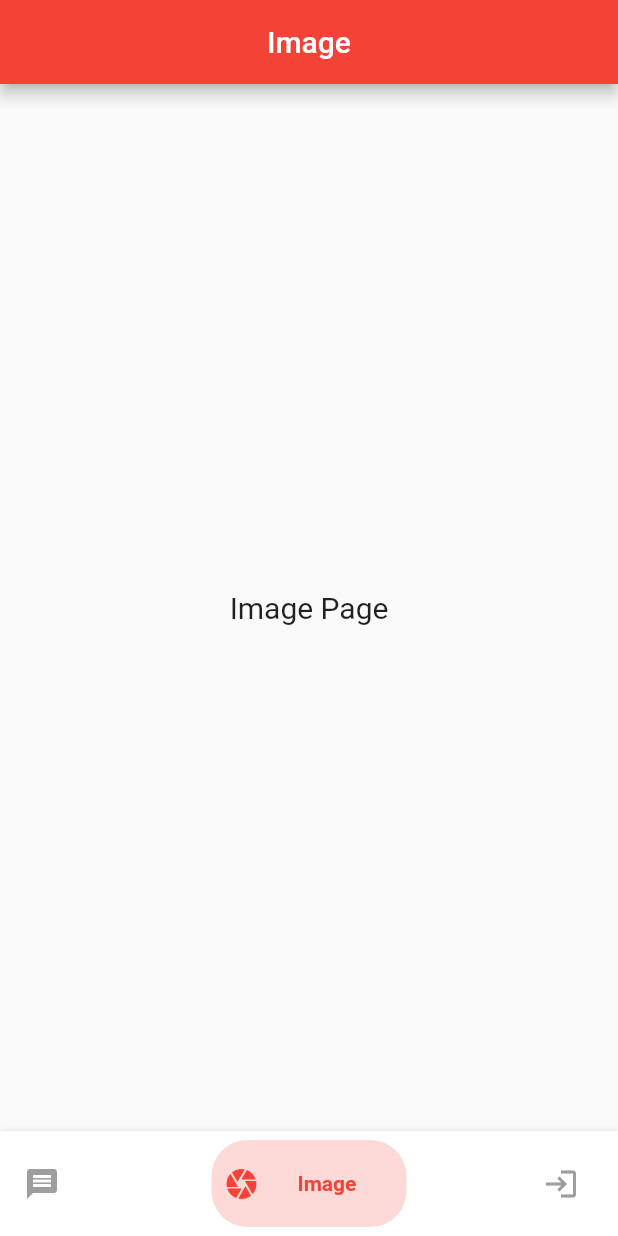
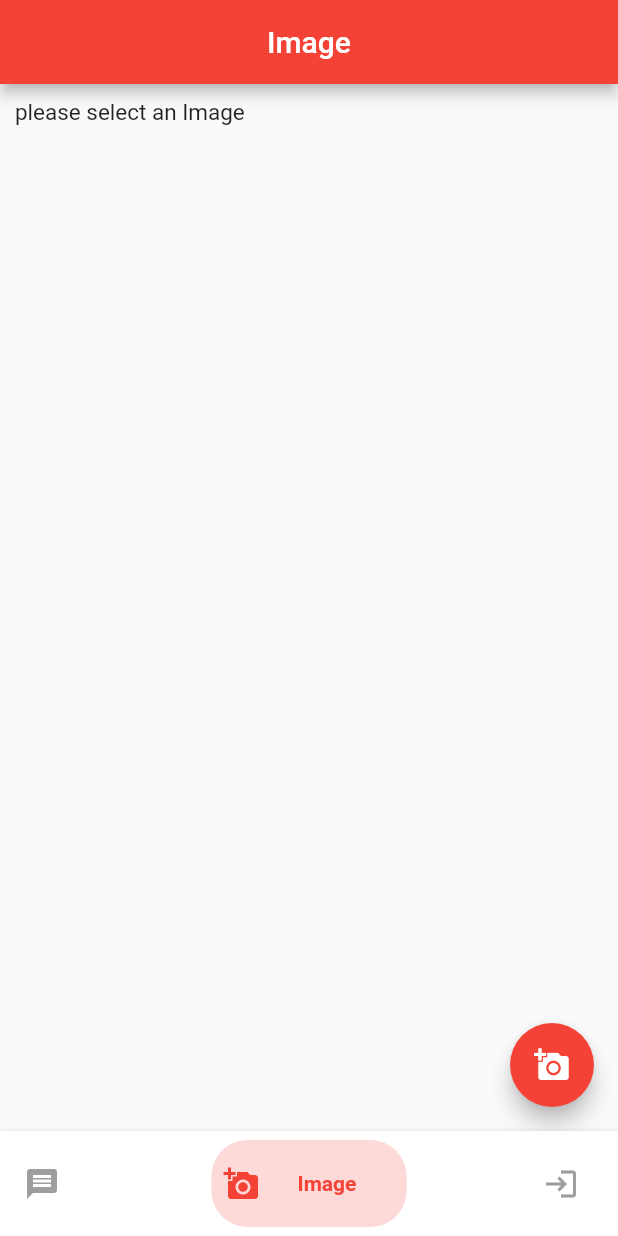
Before and after one commit to Mostafa-Pirhayati/mostafa_test, a Flutter app: the screen it shows after launch, item 2 of the bottom bar chosen, on a phone screen of 412 x 824 dp. Run offline on Flutter 3.47's test engine with Material 2 defaults, Android fonts, the phone set to English and light mode, and no system bars; our stand-ins replace get, image_picker.

Commit message:
4th commit image page is finished

```diff
--- a/lib/pages/dashboard_page.dart
+++ b/lib/pages/dashboard_page.dart
@@ -49,7 +49,7 @@ class _MyDashBoardState extends State<MyDashBoard> {
                 textAlign: TextAlign.center,
               ),
               BottomNavyBarItem(
-                icon: const Icon(Icons.camera),
+                icon: const Icon(Icons.add_a_photo),
                 title: const Text('Image'),
                 activeColor: Colors.red,
                 inactiveColor: _inactiveColor,
--- a/lib/pages/image_page.dart
+++ b/lib/pages/image_page.dart
@@ -1,5 +1,9 @@
+import 'dart:io';
+
 import 'package:flutter/material.dart';
+import 'package:flutter/rendering.dart';
 import 'package:get/get.dart';
+import 'package:image_picker/image_picker.dart';
 import 'package:mostafa_test/pages_controllers/image_controller.dart';
 
 class ImagePage extends GetView<ImageCtrl> {
@@ -13,12 +17,24 @@ class ImagePage extends GetView<ImageCtrl> {
         backgroundColor: Colors.red,
         centerTitle: true,
       ),
-      body: Container(
-        child: const Center(
-          child: Text(
-            "Image Page",
-            style: TextStyle(fontSize: 20),
-          ),
+      floatingActionButton: FloatingActionButton(
+        onPressed: () {
+          controller.getImage(ImageSource.gallery);
+        },
+        backgroundColor: Colors.red,
+        child: const Icon(Icons.add_a_photo),
+      ),
+      body: SingleChildScrollView(
+        padding: const EdgeInsets.all(10.0),
+        child: Column(
+          crossAxisAlignment: CrossAxisAlignment.center,
+          mainAxisAlignment: MainAxisAlignment.center,
+          children: [
+            Obx(()=> controller.selectedImagePath.value ==''?
+                const Text('please select an Image', style: TextStyle(fontSize: 15))
+                :Image.file(File(controller.selectedImagePath.value))
+            ),
+          ],
         ),
       ),
     );
--- a/pubspec.yaml
+++ b/pubspec.yaml
@@ -30,6 +30,7 @@ dependencies:
   flutter:
     sdk: flutter
   get: ^4.6.1
+  image_picker: ^0.8.4+4
 
   # The following adds the Cupertino Icons font to your application.
   # Use with the CupertinoIcons class for iOS style icons.
```
Also changed, not shown: lib/pages_controllers/image_controller.dart (+14 -0 lines), pubspec.lock, 3 other files.
